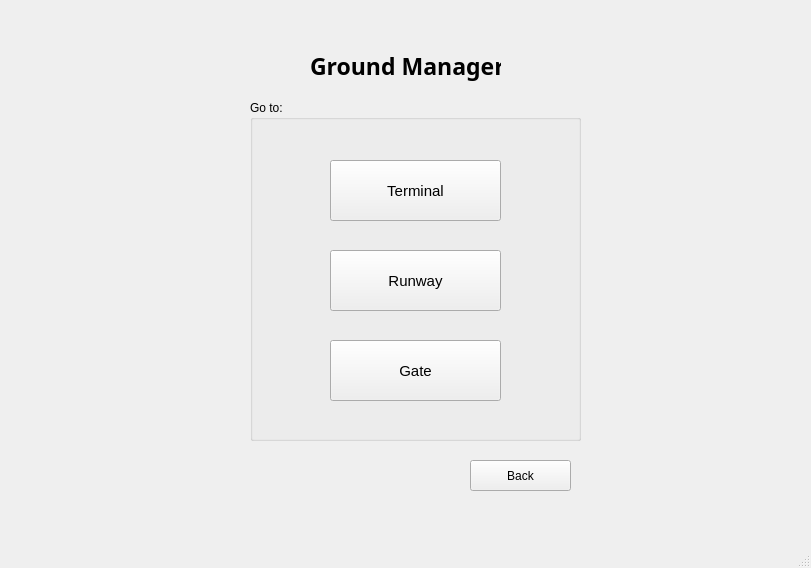
Old version of the form GroundManager.ui in the repository Muneeba-Badar/DB-Final-Project.
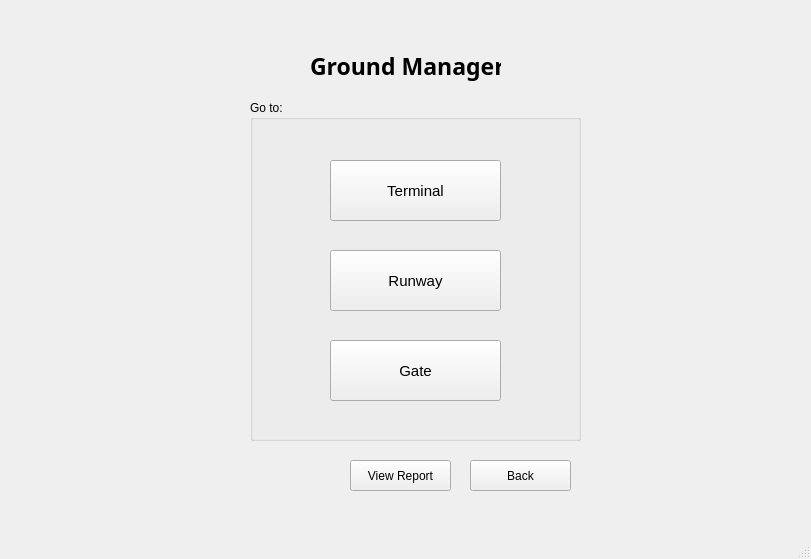
New version of the form.

```diff
--- a/GroundManager.ui
+++ b/GroundManager.ui
@@ -7,7 +7,7 @@
     <x>0</x>
     <y>0</y>
     <width>811</width>
-    <height>568</height>
+    <height>559</height>
    </rect>
   </property>
   <property name="windowTitle">
@@ -125,6 +125,24 @@
      </property>
     </widget>
    </widget>
+   <widget class="QPushButton" name="groundReport">
+    <property name="geometry">
+     <rect>
+      <x>350</x>
+      <y>460</y>
+      <width>101</width>
+      <height>31</height>
+     </rect>
+    </property>
+    <property name="font">
+     <font>
+      <pointsize>9</pointsize>
+     </font>
+    </property>
+    <property name="text">
+     <string>View Report</string>
+    </property>
+   </widget>
   </widget>
   <widget class="QMenuBar" name="menubar">
    <property name="geometry">
```
Left out of the diff: 2 changed lines with no effect on the pictures.
